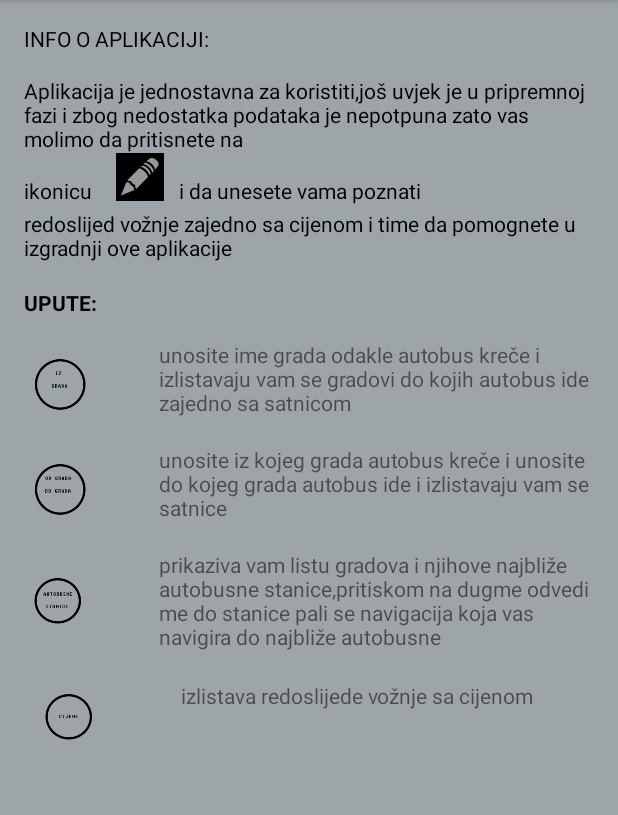
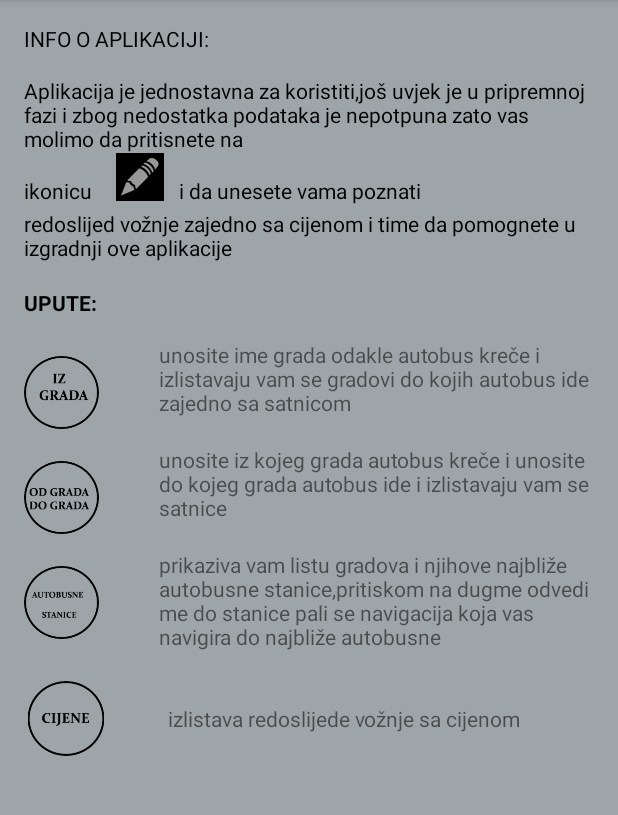
Before and after one commit to Malik333/AutobusiBiH, an Android app: the AboutUsActivity screen opened directly, with no data from a screen before it, on a phone screen of 412 x 824 dp, the part 84-899 px from its top. Run offline under Robolectric (Android 15) with nearby library versions, the phone set to English and light mode, and no system bars.

Commit message:
dizajn predkraj

```diff
--- a/app/src/main/res/layout/activity_about_us.xml
+++ b/app/src/main/res/layout/activity_about_us.xml
@@ -110,7 +110,7 @@
                 android:layout_height="match_parent">
 
                 <ImageView
-                    app:srcCompat="@drawable/fromcity"
+                    app:srcCompat="@drawable/izzgrada"
                     android:layout_below="@+id/textView25"
                     android:layout_alignParentLeft="true"
                     android:layout_alignParentStart="true"
@@ -140,7 +140,7 @@
                 android:layout_marginTop="10dp">
 
                 <ImageView
-                    app:srcCompat="@drawable/fromcitytocity"
+                    app:srcCompat="@drawable/oddograda"
                     android:layout_below="@+id/textZaPrviImageView"
                     android:layout_alignParentLeft="true"
                     android:layout_alignParentStart="true"
@@ -170,7 +170,7 @@
                 android:layout_marginTop="10dp">
 
                 <ImageView
-                    app:srcCompat="@drawable/busstate"
+                    app:srcCompat="@drawable/busstanice"
                     android:layout_below="@+id/textZaDrugiImageView"
                     android:layout_alignParentLeft="true"
                     android:layout_alignParentStart="true"
@@ -199,15 +199,15 @@
                 android:layout_height="match_parent"
                 android:layout_marginTop="10dp">
                 <ImageView
-                    app:srcCompat="@drawable/cijene"
+                    app:srcCompat="@drawable/ciijene"
                     android:layout_below="@+id/textZaTreciImageView"
                     android:layout_alignParentLeft="true"
                     android:layout_alignParentStart="true"
                     android:id="@+id/cetvrtiImageView"
                     android:layout_marginTop="10dp"
                     android:layout_height="50dp"
-                    android:layout_weight="0.38"
-                    android:layout_width="50dp" />
+                    android:layout_width="44dp"
+                    android:layout_weight="0.25" />
 
                 <TextView
                     android:text="@string/izlistava_redoslijede_vo_nje_sa_cijenom"
@@ -219,7 +219,7 @@
                     android:layout_alignStart="@+id/textZaTreciImageView"
                     android:layout_weight="1"
                     android:layout_marginLeft="40dp"
-                    android:layout_marginTop="10dp" />
+                    android:layout_marginTop="25dp" />
 
             </LinearLayout>
 
```
Also changed, not shown: app/src/main/res/drawable/busstanice.png (added), app/src/main/res/drawable/busstate.png (deleted), app/src/main/res/drawable/ciijene.png (added), app/src/main/res/drawable/cijene.png (deleted), app/src/main/res/drawable/fromcity.png (deleted), app/src/main/res/drawable/fromcitytocity.png (deleted), app/src/main/res/drawable/izzgrada.png (added), app/src/main/res/drawable/oddograda.png (added).
